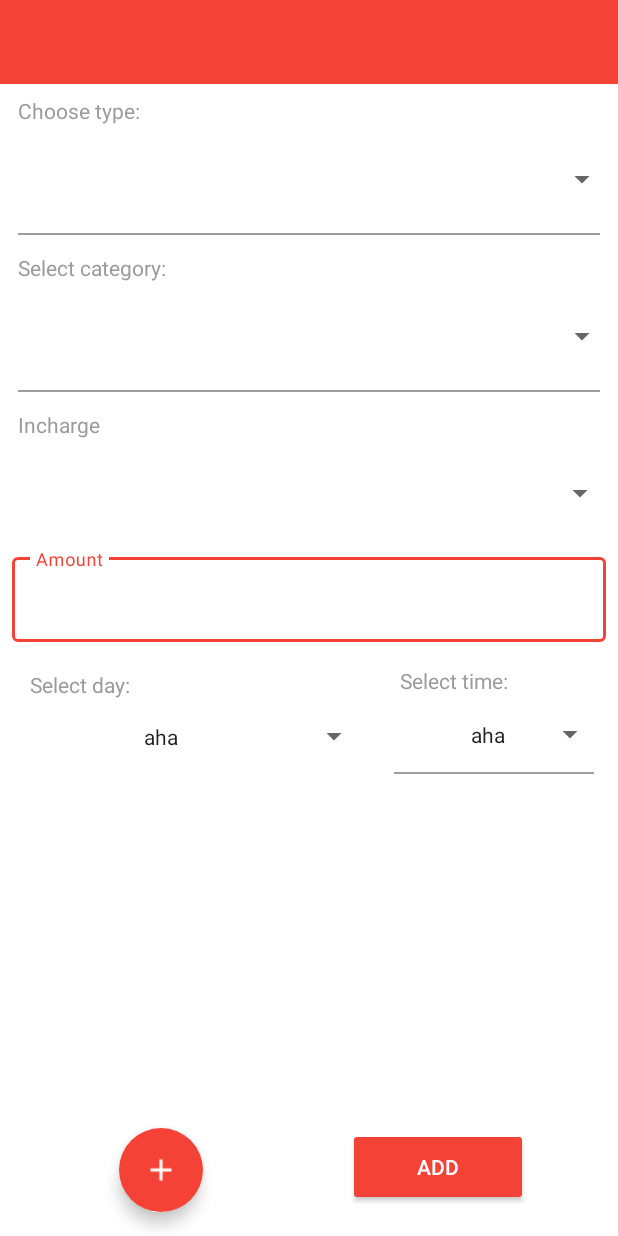
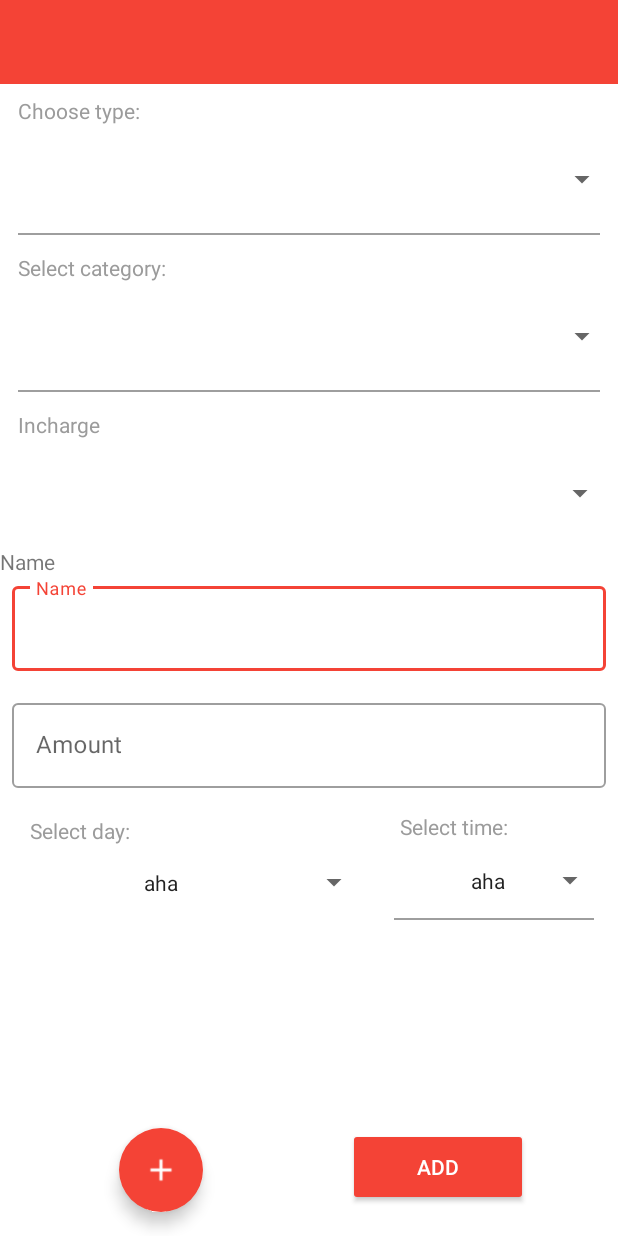
Before and after one commit to QueenieeQ/My_Money_app, an Android app: the layout activity_add_wallet_entry.xml on its own in the app's theme, with its tools: preview values and no code run, on a phone screen of 412 x 824 dp. Run offline under Robolectric (Android 15) with nearby library versions, the phone set to English and light mode, and no system bars.

Commit message:
Fix activity add wallet entry

```diff
--- a/app/src/main/java/com/queenieeq/mymoney/ui/add_entry/AddWalletEntryActivity.java
+++ b/app/src/main/java/com/queenieeq/mymoney/ui/add_entry/AddWalletEntryActivity.java
@@ -76,6 +76,8 @@ public class AddWalletEntryActivity extends CircularRevealActivity implements
         Button addEntryButton = findViewById(R.id.add_entry_button);
         chooseTimeTextView = findViewById(R.id.choose_time_textview);
         chooseDayTextView = findViewById(R.id.choose_day_textview);
+//        selectNameEditText = findViewById(R.id.select_name_edittext); // change here
+//        selectNameInputLayout = findViewById(R.id.select_name_inputlayout);
         selectAmountEditText = findViewById(R.id.select_amount_edittext);
         selectAmountInputLayout = findViewById(R.id.select_amount_inputlayout);
         chosenDate = Calendar.getInstance();
@@ -133,7 +135,8 @@ public class AddWalletEntryActivity extends CircularRevealActivity implements
                                     CurrencyHelper.convertAmountStringToLong(selectAmountEditText.getText().toString()),
                             chosenDate.getTime(),
                             ((Category) selectCategorySpinner.getSelectedItem()).getCategoryID(),
-                            getName());
+//                            getName());
+                            selectNameEditText.getText().toString());
                 } catch (EmptyStringException e) {
                     selectNameInputLayout.setError(e.getMessage());
                 } catch (ZeroBalanceDifferenceException e) {
--- a/app/src/main/res/layout/activity_add_wallet_entry.xml
+++ b/app/src/main/res/layout/activity_add_wallet_entry.xml
@@ -75,7 +75,30 @@
                         android:text="Choose type:"
                         android:textColor="@color/help_text_material_light" />
 
-                    <Spinner
+
+<!--                    <com.google.android.material.textfield.TextInputLayout-->
+<!--                        android:id="@+id/select_name_inputlayout"-->
+
+<!--                        style="@style/Widget.MaterialComponents.TextInputLayout.OutlinedBox"-->
+<!--                        android:layout_width="match_parent"-->
+<!--                        android:layout_height="wrap_content"-->
+<!--                        android:layout_marginLeft="8dp"-->
+<!--                        android:layout_marginRight="8dp"-->
+<!--                        android:layout_marginBottom="16dp"-->
+<!--                        android:hint="Name"-->
+<!--                        app:layout_constraintTop_toBottomOf="@+id/sign_out_button">-->
+
+<!--                        <com.google.android.material.textfield.TextInputLayout-->
+
+<!--                            android:id="@+id/select_name_edittext"-->
+<!--                            android:layout_width="match_parent"-->
+<!--                            android:layout_height="wrap_content"-->
+<!--                            />-->
+
+<!--                    </com.google.android.material.textfield.TextInputLayout>-->
+
+
+                                        <Spinner
                         android:id="@+id/select_type_spinner"
                         android:layout_width="match_parent"
                         android:layout_height="72dp" />
@@ -130,6 +153,12 @@
                         android:layout_height="72dp"
                         android:layout_marginEnd="1dp"
                         android:spinnerMode="dropdown" />
+
+                    <TextView
+                        android:id="@+id/textView11"
+                        android:layout_width="match_parent"
+                        android:layout_height="wrap_content"
+                        android:text="Name" />
                     <View
                         android:layout_width="0dp"
                         android:layout_height="1dp"
@@ -139,6 +168,26 @@
                         app:layout_constraintEnd_toEndOf="@+id/choose_time_textview"
                         app:layout_constraintStart_toStartOf="@+id/choose_time_textview"
                         app:layout_constraintTop_toBottomOf="@+id/choose_time_textview" />
+
+                    <com.google.android.material.textfield.TextInputLayout
+                        android:id="@+id/select_name_inputlayout"
+                        style="@style/Widget.MaterialComponents.TextInputLayout.OutlinedBox"
+                        android:layout_width="match_parent"
+                        android:layout_height="wrap_content"
+                        android:layout_marginLeft="8dp"
+                        android:layout_marginRight="8dp"
+                        android:layout_marginBottom="16dp"
+                        android:hint="Name"
+                        app:layout_constraintTop_toBottomOf="@+id/sign_out_button">
+
+                        <com.google.android.material.textfield.TextInputEditText
+                            android:id="@+id/select_name_edittext"
+                            android:layout_width="match_parent"
+                            android:layout_height="wrap_content"
+                            android:inputType="text"
+                            app:errorEnabled="true"/>
+
+                    </com.google.android.material.textfield.TextInputLayout>
 
                     <com.google.android.material.textfield.TextInputLayout
                         android:id="@+id/select_amount_inputlayout"
```
Also changed, not shown: 85 other files.
